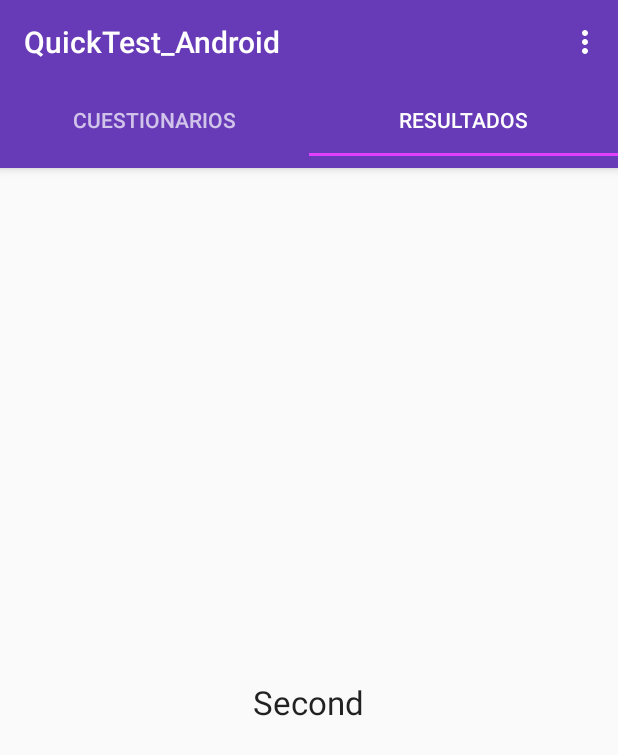
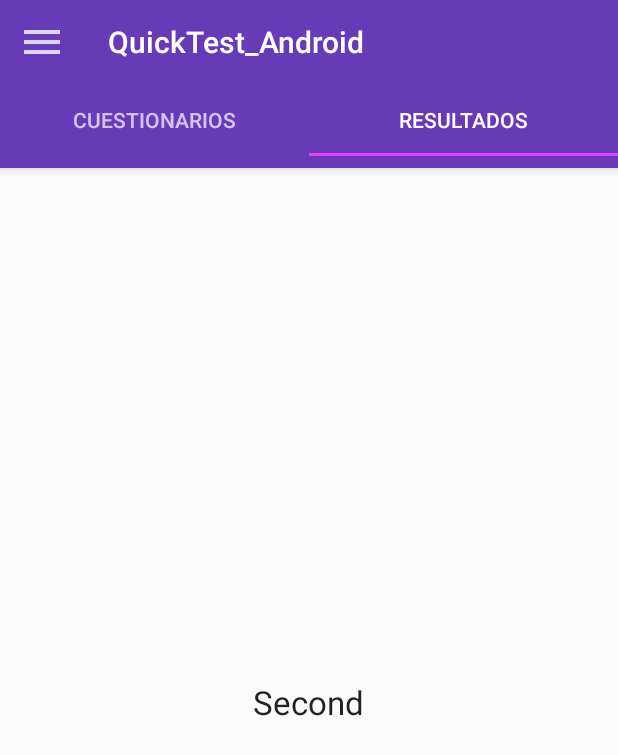
Before and after one commit to danielpuente-dpg/GII14.K.QUICKTEST, an Android app: the MainActivity screen opened directly, with no data from a screen before it, tab 2 chosen, on a phone screen of 412 x 824 dp. Shown: the top 755 px of the screen. Run offline under Robolectric (Android 15) with nearby library versions, the phone set to English and light mode, and no system bars; 9 statements that could not run were skipped.

Commit message:
#30 Se ha añadido un boton de opciones, Navigation Drawer, desde el cual se permite que el usuario pueda cerrar sesión o cerrar sesión y olvidar. Además, se incluye brevemente un apartado de ayuda de la app que posteriormente se desarrollara.

```diff
--- a/src/QuickTest_Android/app/src/main/java/aplicacion/android/danielvm/quicktest_android/activities/MainActivity.java
+++ b/src/QuickTest_Android/app/src/main/java/aplicacion/android/danielvm/quicktest_android/activities/MainActivity.java
@@ -1,15 +1,27 @@
 package aplicacion.android.danielvm.quicktest_android.Activities;
 
+import android.content.Intent;
+import android.support.v4.app.Fragment;
 import android.content.Context;
 import android.content.SharedPreferences;
 import android.os.AsyncTask;
 import android.os.Bundle;
+import android.support.annotation.NonNull;
+import android.support.design.widget.NavigationView;
 import android.support.design.widget.TabLayout;
+import android.support.v4.view.GravityCompat;
 import android.support.v4.view.ViewPager;
+import android.support.v4.widget.DrawerLayout;
 import android.support.v7.app.AppCompatActivity;
 import android.support.v7.widget.Toolbar;
 import android.util.Log;
 import android.view.Menu;
+import android.view.MenuItem;
+import android.view.View;
+import android.widget.TextView;
+import android.widget.Toast;
+
+import org.w3c.dom.Text;
 
 import java.io.IOException;
 import java.util.ArrayList;
@@ -19,17 +31,25 @@ import java.util.concurrent.ExecutionException;
 import aplicacion.android.danielvm.quicktest_android.API.APIMoodle;
 import aplicacion.android.danielvm.quicktest_android.API.APIServices.MoodleService;
 import aplicacion.android.danielvm.quicktest_android.Adapters.PagerAdapter;
+import aplicacion.android.danielvm.quicktest_android.Fragments.CuestionarioFragment;
+import aplicacion.android.danielvm.quicktest_android.Fragments.SecondFragment;
+import aplicacion.android.danielvm.quicktest_android.Fragments.ThirdFragment;
 import aplicacion.android.danielvm.quicktest_android.Models.Moodle.Content;
 import aplicacion.android.danielvm.quicktest_android.Models.Moodle.Course;
 import aplicacion.android.danielvm.quicktest_android.Models.Moodle.Module;
 import aplicacion.android.danielvm.quicktest_android.Models.Moodle.Token;
 import aplicacion.android.danielvm.quicktest_android.Models.Moodle.User;
 import aplicacion.android.danielvm.quicktest_android.R;
+import aplicacion.android.danielvm.quicktest_android.Utils.Util;
 import retrofit2.Call;
 import retrofit2.Retrofit;
 
 
 public class MainActivity extends AppCompatActivity {
+
+    // Atributos del Navigation Drawer
+    private DrawerLayout drawerLayout;
+    private NavigationView navigationView;
 
     private TabLayout tabLayout;
     private ViewPager viewPager;
@@ -57,41 +77,142 @@ public class MainActivity extends AppCompatActivity {
 
         prefs = getSharedPreferences("Preferences", Context.MODE_PRIVATE);
 
-        //////////////////////////////////////////////////
-        // Obtenemos el token del usuario que usara durante la sesion
+        // Recuperamos la informacion del login
         getTokenUser();
-        // Obtenemos el nombre del usuario
         getNameUser();
-        //////////////////////////////////////////////////
 
-        // Obtenemos el token del usuario encargado de interactuar con el WebServices
+        // Obtenemos el numero de herramientas externas y el token del usuario encargado de interactuar con el WebServices
         getTokenWS();
-        // Obtenemos la informacion del usuario
         getUserField();
-        // Obtenemos los cursos en los que ese usuario se encuentra matriculado
         getEnrolUserCourse(user.getId());
-
-        // Obtenemos los cursos de tipo lti
         getCoursesLTI();
-
-
-        // Obtenemos todos los cursos
         getNumberOfCourses();
-
-        Log.d("Modules2", modules.size() + "");
-        // Obtenemos el numero de herramientas externas de tipo lti
         getNumberExternalTools();
-        Log.d("Modules3", modules.size() + "");
-
 
         setToolbar();
+        drawerLayout = (DrawerLayout) findViewById(R.id.drawer_layout);
+        navigationView = (NavigationView) findViewById(R.id.navview);
+
+        // Obtenemos la vista del Navigation Drawer y modificamos los campos
+        // en funcion del usuario
+        View header = navigationView.getHeaderView(0);
+        TextView user = (TextView)header.findViewById(R.id.textView);
+        user.setText(NAME);
+
         // Preparamos el Layout del Tab
         setTabLayout();
         setViewPager();
         // Logica del Tab al realizar una accion
         setListenerTabLayout(viewPager);
 
+
+
+        // Evento Navigation Drawer
+        navigationView.setNavigationItemSelectedListener(new NavigationView.OnNavigationItemSelectedListener() {
+            @Override
+            public boolean onNavigationItemSelected(@NonNull MenuItem item) {
+
+                switch (item.getItemId()){
+                    case R.id.menu_info:
+                        // TODO gotoHelpActivity
+                        break;
+
+                    case R.id.menu_log_out:
+                        logOut();
+                        break;
+
+                    case R.id.menu_forget_and_log_out:
+                        Util.removeUserToSharedPreferences(prefs);
+                        logOut();
+                        break;
+                }
+
+                return true;
+            }
+        });
+
     }
+
+    private void logOut() {
+        Intent intentLogin = new Intent(this, LoginActivity.class);
+
+        // Al hacer clicked Atras, cerramos la App
+        intentLogin.setFlags(Intent.FLAG_ACTIVITY_NEW_TASK | Intent.FLAG_ACTIVITY_CLEAR_TASK);
+
+        startActivity(intentLogin);
+    }
+
+    private void setToolbar() {
+        Toolbar myToolbar = (Toolbar) findViewById(R.id.toolbar);
+        setSupportActionBar(myToolbar);
+
+        getSupportActionBar().setHomeAsUpIndicator(R.drawable.ic_home);
+        getSupportActionBar().setDisplayHomeAsUpEnabled(true);
+
+    }
+
+    private void setTabLayout() {
+        tabLayout = (TabLayout) findViewById(R.id.tabLayout);
+
+        tabLayout.addTab(tabLayout.newTab().setText("Cuestionarios"));
+        tabLayout.addTab(tabLayout.newTab().setText("Resultados"));
+
+        tabLayout.setTabGravity(TabLayout.GRAVITY_FILL);
+    }
+
+    private void setViewPager() {
+        viewPager = (ViewPager) findViewById(R.id.viewPager);
+        adapter = new PagerAdapter(getSupportFragmentManager(), tabLayout.getTabCount());
+        viewPager.setAdapter(adapter);
+        // Cada vez que cambiemos de Tabs, el viewPager (encargado de los fragments )tambien lo cambie
+        viewPager.addOnPageChangeListener(new TabLayout.TabLayoutOnPageChangeListener(tabLayout));
+    }
+
+    private void setListenerTabLayout(final ViewPager viewPager) {
+        tabLayout.addOnTabSelectedListener(new TabLayout.OnTabSelectedListener() {
+            // Al seleccionar el Tab
+            @Override
+            public void onTabSelected(TabLayout.Tab tab) {
+                int position = tab.getPosition();
+                viewPager.setCurrentItem(position);
+            }
+
+            // Cuando el Tab activo deja de estarlo
+            @Override
+            public void onTabUnselected(TabLayout.Tab tab) {
+
+            }
+
+            // Cuando seleccionamos el mismo tab que esta activo
+            @Override
+            public void onTabReselected(TabLayout.Tab tab) {
+
+            }
+        });
+    }
+
+    // Metodo encargado de enlazar el boton del burger menu con el evento
+    // del navigation drawer.
+    @Override
+    public boolean onOptionsItemSelected(MenuItem item) {
+        switch (item.getItemId()) {
+            case android.R.id.home:
+                // Abrimos el menu lateral
+                // La opcion start, esque lo tenemos a la parte izquierda
+                drawerLayout.openDrawer(GravityCompat.START);
+                return true;
+        }
+
+        return super.onOptionsItemSelected(item);
+    }
+
+
+    /*
+
+    Logica del Webservices Moodle
+
+
+    */
 
     private void getTokenWS() {
         TokenUserWSRequest tokenUserWSRequest = new TokenUserWSRequest(APIMoodle.getApi());
@@ -190,56 +311,6 @@ public class MainActivity extends AppCompatActivity {
         bundle = getIntent().getExtras();
         NAME = bundle.getString("name");
         Log.d("NAME", NAME);
-    }
-
-    private void setToolbar() {
-        Toolbar myToolbar = (Toolbar) findViewById(R.id.toolbar);
-        setSupportActionBar(myToolbar);
-    }
-
-    private void setTabLayout() {
-        tabLayout = (TabLayout) findViewById(R.id.tabLayout);
-        //tabLayout.addTab(tabLayout.newTab().setIcon(R.mipmap.ic_icon_tag_cuestionario));
-        tabLayout.addTab(tabLayout.newTab().setText("Cuestionarios"));
-        tabLayout.addTab(tabLayout.newTab().setText("Resultados"));
-        tabLayout.setTabGravity(TabLayout.GRAVITY_FILL);
-    }
-
-    private void setViewPager() {
-        viewPager = (ViewPager) findViewById(R.id.viewPager);
-        adapter = new PagerAdapter(getSupportFragmentManager(), tabLayout.getTabCount());
-        viewPager.setAdapter(adapter);
-        // Cada vez que cambiemos de Tabs, el viewPager (encargado de los fragments )tambien lo cambie
-        viewPager.addOnPageChangeListener(new TabLayout.TabLayoutOnPageChangeListener(tabLayout));
-    }
-
-    private void setListenerTabLayout(final ViewPager viewPager) {
-        tabLayout.addOnTabSelectedListener(new TabLayout.OnTabSelectedListener() {
-            // Al seleccionar el Tab
-            @Override
-            public void onTabSelected(TabLayout.Tab tab) {
-                int position = tab.getPosition();
-                viewPager.setCurrentItem(position);
-            }
-
-            // Cuando el Tab activo deja de estarlo
-            @Override
-            public void onTabUnselected(TabLayout.Tab tab) {
-
-            }
-
-            // Cuando seleccionamos el mismo tab que esta activo
-            @Override
-            public void onTabReselected(TabLayout.Tab tab) {
-
-            }
-        });
-    }
-
-    @Override
-    public boolean onCreateOptionsMenu(Menu menu) {
-        getMenuInflater().inflate(R.menu.menu, menu);
-        return super.onCreateOptionsMenu(menu);
     }
 
 
--- a/src/QuickTest_Android/app/src/main/res/layout/activity_main.xml
+++ b/src/QuickTest_Android/app/src/main/res/layout/activity_main.xml
@@ -1,9 +1,16 @@
 <?xml version="1.0" encoding="utf-8"?>
-<RelativeLayout xmlns:android="http://schemas.android.com/apk/res/android"
-    xmlns:tools="http://schemas.android.com/tools"
+
+<android.support.v4.widget.DrawerLayout xmlns:android="http://schemas.android.com/apk/res/android"
+    xmlns:app="http://schemas.android.com/apk/res-auto"
+    android:id="@+id/drawer_layout"
     android:layout_width="match_parent"
     android:layout_height="match_parent"
-    tools:context=".Activities.MainActivity">
+    android:fitsSystemWindows="true">
+
+
+    <RelativeLayout
+        android:layout_width="match_parent"
+        android:layout_height="match_parent">
 
 
         <include
@@ -24,7 +31,21 @@
             android:id="@+id/viewPager"
             android:layout_width="match_parent"
             android:layout_height="match_parent"
-        android:layout_below="@id/tabLayout"
-        />
+            android:layout_below="@id/tabLayout" />
 
     </RelativeLayout>
+
+    <android.support.design.widget.NavigationView
+        android:id="@+id/navview"
+        android:layout_width="wrap_content"
+        android:layout_height="match_parent"
+        android:layout_gravity="start"
+        android:fitsSystemWindows="true"
+        app:headerLayout="@layout/header_navigation_drawer"
+        app:menu="@menu/nav_options">
+
+
+    </android.support.design.widget.NavigationView>
+
+
+</android.support.v4.widget.DrawerLayout>
--- a/src/QuickTest_Android/app/src/main/res/menu/menu.xml
+++ /dev/null
@@ -1,8 +0,0 @@
-<?xml version="1.0" encoding="utf-8"?>
-<menu xmlns:android="http://schemas.android.com/apk/res/android"
-    xmlns:app="http://schemas.android.com/apk/res-auto">
-    <item
-        android:id="@+id/menu"
-        android:title="Exit"
-        app:showAsAction="never" />
-</menu>
--- /dev/null
+++ b/src/QuickTest_Android/app/src/main/res/menu/nav_options.xml
@@ -0,0 +1,28 @@
+<?xml version="1.0" encoding="utf-8"?>
+<menu xmlns:app="http://schemas.android.com/apk/res-auto"
+    xmlns:android="http://schemas.android.com/apk/res/android">
+    <group android:checkableBehavior="single">
+
+        <item
+            android:id="@+id/menu_info"
+            android:icon="@android:drawable/ic_dialog_info"
+            android:title="Ayuda" />
+
+    </group>
+
+    <item android:title="Otras Opciones" >
+        <menu>
+            <item
+                android:id="@+id/menu_log_out"
+                android:icon="@android:drawable/ic_dialog_dialer"
+                android:title="Cerrar sesión" />
+
+            <item
+                android:id="@+id/menu_forget_and_log_out"
+                android:icon="@android:drawable/ic_dialog_dialer"
+                android:title="Olvidar y cerrar sesión" />
+
+        </menu>
+    </item>
+
+</menu>
--- /dev/null
+++ b/src/QuickTest_Android/app/src/main/res/values-v21/styles.xml
@@ -0,0 +1,18 @@
+<?xml version="1.0" encoding="utf-8"?>
+<resources>
+
+    <!-- Base application theme. -->
+    <style name="AppTheme" parent="Theme.AppCompat.Light.NoActionBar">
+        <!-- Customize your theme here. -->
+        <item name="colorPrimary">@color/colorPrimary</item>
+        <item name="colorPrimaryDark">@color/colorPrimaryDark</item>
+        <item name="colorAccent">@color/colorAccent</item>
+
+
+        <item name="android:windowDrawsSystemBarBackgrounds">true</item>
+        <item name="android:statusBarColor">@android:color/transparent</item>
+
+
+    </style>
+
+</resources>
```
Also changed, not shown: src/QuickTest_Android/app/src/main/res/layout/header_navigation_drawer.xml (added, +25 -0 lines), src/QuickTest_Android/app/src/main/res/drawable-hdpi/ic_home.png (added), src/QuickTest_Android/app/src/main/res/drawable-mdpi/ic_home.png (added), src/QuickTest_Android/app/src/main/res/drawable-xhdpi/ic_home.png (added), src/QuickTest_Android/app/src/main/res/drawable-xxhdpi/ic_home.png (added), src/QuickTest_Android/app/src/main/res/drawable/bg7.jpg (added). Lines whose indentation alone changed are shown as unchanged.
